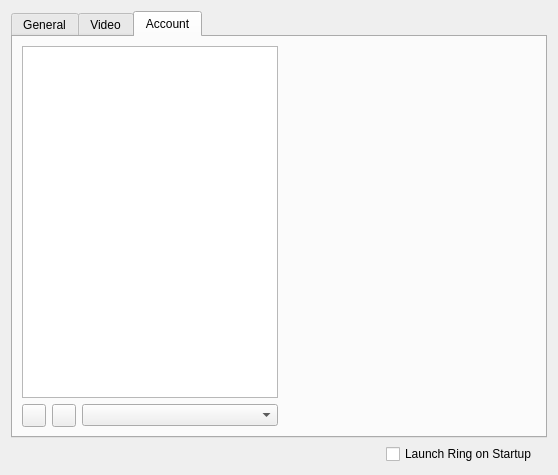
First picture: the form in configurationwidget.ui, repository savoirfairelinux/jami-client-windows, before the edit.
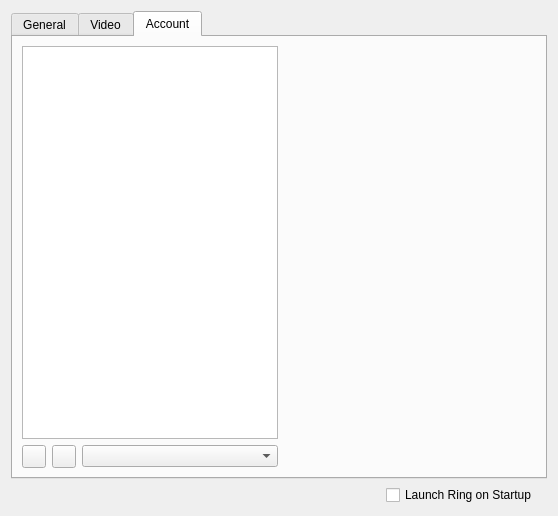
Second picture: the form after the edit. The open tabs and pages were chosen to show the change. Icons and pictures are not drawn. Custom widgets are drawn as their Qt base class.

Commit message:
settings: merge audio and video panel
Tuleap: #TBD

Diff of the .ui file:
```diff
--- a/configurationwidget.ui
+++ b/configurationwidget.ui
@@ -7,7 +7,7 @@
     <x>0</x>
     <y>0</y>
     <width>558</width>
-    <height>475</height>
+    <height>516</height>
    </rect>
   </property>
   <property name="sizePolicy">
```
Left out of the diff: 2 changed lines with no effect on the pictures. The commit also changes 1 other file.
